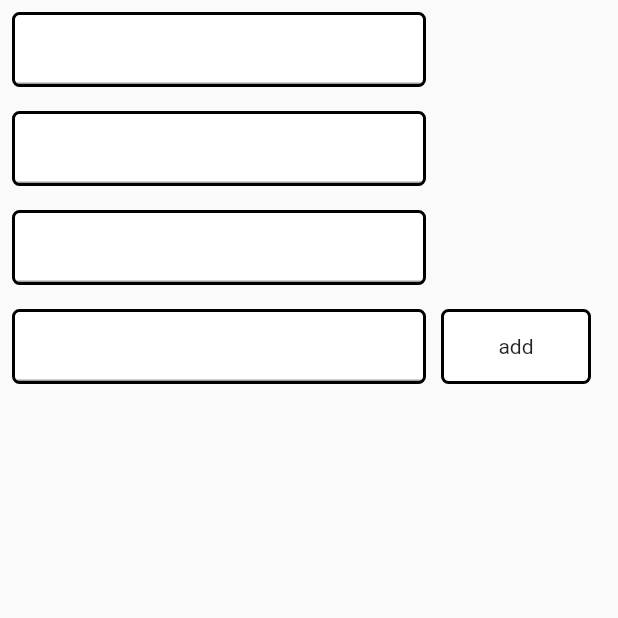
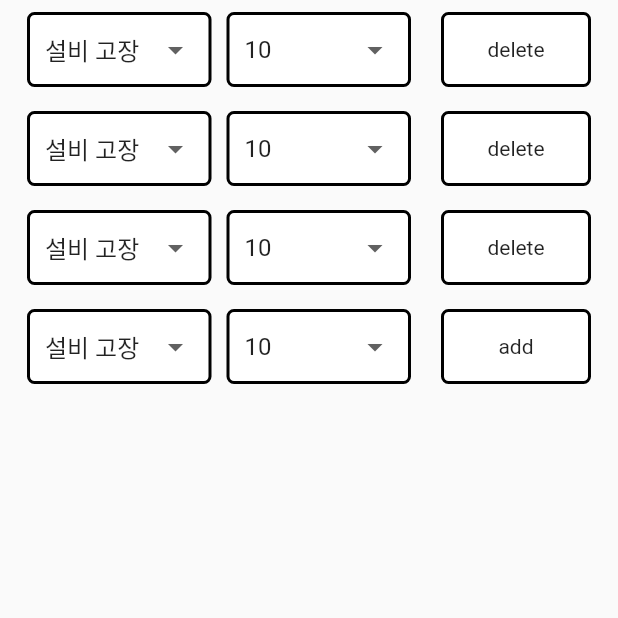
Before and after one commit to kongjarvan/text-field-management, a Flutter app: the screen it shows after launch, after a tap on "add", on a phone screen of 412 x 824 dp, the top half of it. Run offline on Flutter 3.47's test engine with Material 2 defaults, Android fonts, the phone set to English and light mode, and no system bars.

Commit message:
textFormField를 dropdown으로 변경

```diff
--- a/lib/main.dart
+++ b/lib/main.dart
@@ -38,16 +38,20 @@ class MyHomePage extends StatefulWidget {
 
 class _MyHomePageState extends State<MyHomePage> {
   int count = 3;
-  List<TextEditingController> formList = [];
+  final reasonList = ['설비 고장', '팁 교체', '조작 실수'];
+  List<String> selectedReason = [];
+  List<String> timeList = ['10', '20', '30', '40'];
+  List<String> selectedTime = [];
 
-  addList() {
-    formList.add(TextEditingController());
+  addReason() {
+    selectedReason.add('설비 고장');
+    selectedTime.add('10');
   }
 
   @override
   void initState() {
     for (int i = 0; i < count; i++) {
-      addList();
+      addReason();
     }
     super.initState();
   }
@@ -63,7 +67,11 @@ class _MyHomePageState extends State<MyHomePage> {
                 count,
                 (index) {
                   return buildContent(
-                      context, setState, index, index == count - 1 ? 1 : 0);
+                    context,
+                    setState,
+                    index,
+                    index == count - 1 ? 1 : 0,
+                  );
                 },
               ),
             ),
@@ -84,12 +92,15 @@ class _MyHomePageState extends State<MyHomePage> {
           crossAxisAlignment: CrossAxisAlignment.stretch,
           children: [
             Flexible(
-              child: Container(
-                decoration: BoxDecoration(
-                    border: Border.all(color: Colors.black, width: 2),
-                    borderRadius: BorderRadius.circular(5),
-                    color: Colors.white),
-                child: TextFormField(controller: formList[index]),
+              child: Padding(
+                padding: const EdgeInsets.symmetric(horizontal: 10),
+                child: Row(
+                  children: [
+                    buildDropdown(selectedReason, reasonList, index, setState),
+                    SizedBox(width: 10),
+                    buildDropdown(selectedTime, timeList, index, setState),
+                  ],
+                ),
               ),
             ),
             if (isFinal == 1)
@@ -99,8 +110,7 @@ class _MyHomePageState extends State<MyHomePage> {
                   onTap: () {
                     setState(
                       () {
-                        addList();
-                        print(formList[index].text);
+                        addReason();
                         count++;
                       },
                     );
@@ -112,7 +122,7 @@ class _MyHomePageState extends State<MyHomePage> {
                         borderRadius: BorderRadius.circular(5),
                         color: Colors.white),
                     alignment: Alignment.center,
-                    child: Text('add'),
+                    child: const Text('add'),
                   ),
                 ),
               )
@@ -121,6 +131,12 @@ class _MyHomePageState extends State<MyHomePage> {
                 padding: const EdgeInsets.symmetric(horizontal: 10),
                 child: Container(
                   width: 100,
+                  decoration: BoxDecoration(
+                      border: Border.all(color: Colors.black, width: 2),
+                      borderRadius: BorderRadius.circular(5),
+                      color: Colors.white),
+                  alignment: Alignment.center,
+                  child: const Text('delete'),
                 ),
               ),
           ],
@@ -128,4 +144,38 @@ class _MyHomePageState extends State<MyHomePage> {
       ),
     );
   }
+
+  Widget buildDropdown(
+    List<String> dropDownValue,
+    List<String> list,
+    int index,
+    StateSetter setState,
+  ) {
+    return Flexible(
+      child: Container(
+        decoration: BoxDecoration(
+            border: Border.all(color: Colors.black, width: 2),
+            borderRadius: BorderRadius.circular(5),
+            color: Colors.white),
+        padding: const EdgeInsets.symmetric(horizontal: 10),
+        child: DropdownButtonHideUnderline(
+          child: DropdownButton(
+            isExpanded: true,
+            value: dropDownValue[index],
+            items: list.map((String value) {
+              return DropdownMenuItem<String>(
+                value: value,
+                child: Text(value),
+              );
+            }).toList(),
+            onChanged: (value) {
+              setState(() {
+                dropDownValue[index] = value as String;
+              });
+            },
+          ),
+        ),
+      ),
+    );
+  }
 }
```
